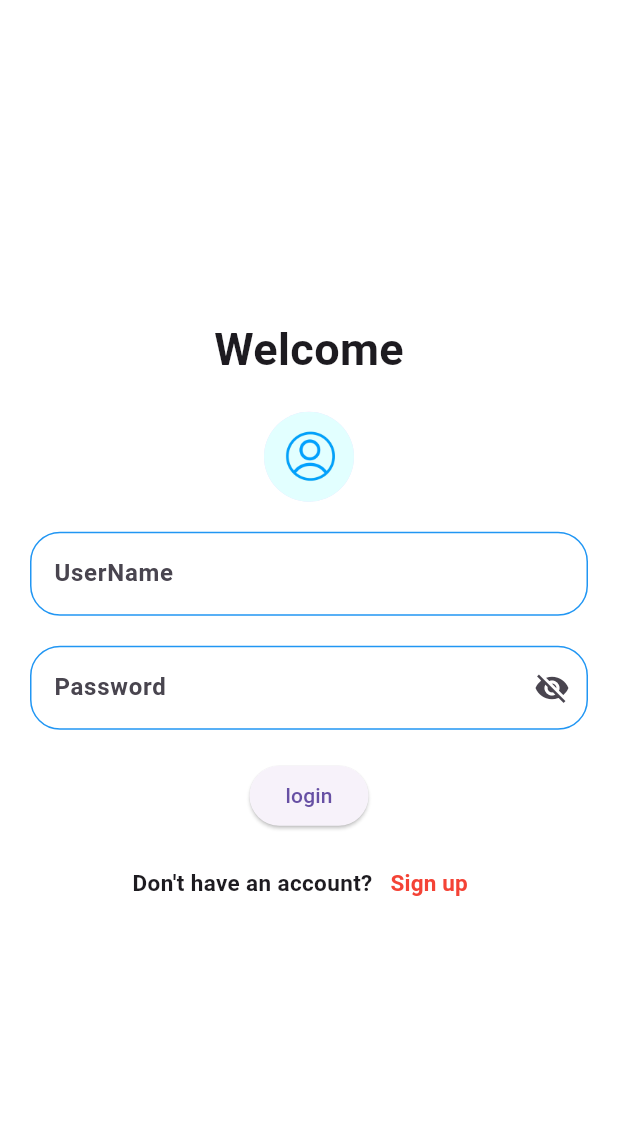
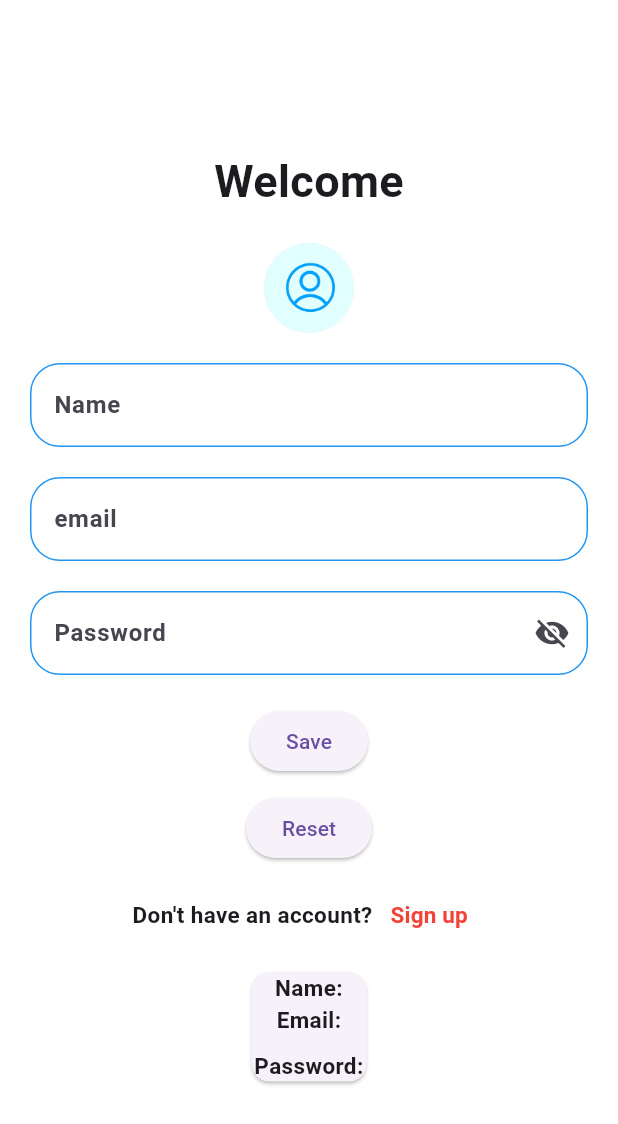
Before and after one commit to islamsalah95/login_flutter, a Flutter app: the screen it shows after launch, on a phone screen of 412 x 824 dp. Shown: the top 1124 px of the screen. Run offline on Flutter 3.47's test engine with Material 3 defaults, Android fonts, the phone set to English and light mode, and no system bars; our stand-ins replace shared_preferences.

Commit message:
first commit

```diff
--- /dev/null
+++ b/lib/Cache/cache_helper.dart
@@ -0,0 +1,47 @@
+import 'package:shared_preferences/shared_preferences.dart';
+
+class CacheHelper {
+  static SharedPreferences? sharedPreferences;
+
+  // Initialize the SharedPreferences instance
+  static initial() async {
+    sharedPreferences = await SharedPreferences.getInstance();
+  }
+
+  // Save data method handling different data types
+  static Future<bool> saveData({required String key, required dynamic value}) {
+    if (value is String) {
+      return sharedPreferences!.setString(key, value);
+    } else if (value is int) {
+      return sharedPreferences!.setInt(key, value);
+    } else if (value is bool) {
+      return sharedPreferences!.setBool(key, value);
+    } else if (value is double) {
+      return sharedPreferences!.setDouble(key, value);
+    } else {
+      throw Exception("Invalid data type");
+    }
+  }
+
+  // Get data for a specific key
+  static dynamic getData({required String key}) {
+    return sharedPreferences!.get(key);
+  }
+
+
+  // remove data method handling different data types
+  static Future<bool> removeData({required String key})async{
+     return await sharedPreferences!.remove(key);
+  }
+
+  // check key exist
+  static Future<bool> containKey({required String key})async{
+     return  sharedPreferences!.containsKey(key);
+  }
+
+  // remove all data
+    static Future<bool> clearData()async{
+     return await sharedPreferences!.clear();
+  }
+
+}
--- a/lib/Screens/home.dart
+++ b/lib/Screens/home.dart
@@ -1,4 +1,6 @@
 import 'package:flutter/material.dart';
+import 'package:login/Cache/cache_helper.dart';
+import 'package:shared_preferences/shared_preferences.dart';
 
 class HomeScreen extends StatefulWidget {
   const HomeScreen({super.key});
@@ -8,17 +10,39 @@ class HomeScreen extends StatefulWidget {
 }
 
 class _HomeScreenState extends State<HomeScreen> {
-
-
   final _formKey = GlobalKey<FormState>();
   final _nameController = TextEditingController();
+  final _emailController = TextEditingController();
   final _passwordController = TextEditingController();
   bool _obscureText = true;
+  String _savedName = '';
+  String _savedPassword = '';
+  String _savedEmail = '';
+
+  @override
+  void initState() {
+    super.initState();
+    _loadSavedData(); // Load saved data when the widget is initialized
+  }
+
+  // Load data from shared preferences
+  void _loadSavedData() async {
+    String? name = CacheHelper.getData(key: 'name');
+    String? password = CacheHelper.getData(key: 'password');
+    String? email = CacheHelper.getData(key: 'email');
+
+    setState(() {
+      _savedName = name ?? '';
+      _savedPassword = password ?? '';
+      _savedEmail = email ?? '';
+    });
+  }
 
   @override
   void dispose() {
     _nameController.dispose();
     _passwordController.dispose();
+    _emailController.dispose();
     super.dispose();
   }
 
@@ -48,8 +72,8 @@ class _HomeScreenState extends State<HomeScreen> {
                   TextFormField(
                     style: const TextStyle(color: Colors.black),
                     decoration: const InputDecoration(
-                      labelText: 'UserName',
-                      hintText: 'Enter your UserName',
+                      labelText: 'Name',
+                      hintText: 'Enter your Name',
                       labelStyle: TextStyle(fontWeight: FontWeight.bold),
                       enabledBorder: OutlineInputBorder(
                         borderRadius: BorderRadius.all(Radius.circular(20.0)),
@@ -67,10 +91,41 @@ class _HomeScreenState extends State<HomeScreen> {
                     controller: _nameController,
                     validator: (value) {
                       if (value!.isEmpty) {
-                        return "UserName Is Empty";
+                        return "Name Is Empty";
                       } else {
                         return null;
                       }
+                    },
+                  ),
+                  const SizedBox(height: 20),
+                  TextFormField(
+                    style: const TextStyle(color: Colors.black),
+                    decoration: const InputDecoration(
+                      labelText: 'email',
+                      hintText: 'Enter your email',
+                      labelStyle: TextStyle(fontWeight: FontWeight.bold),
+                      enabledBorder: OutlineInputBorder(
+                        borderRadius: BorderRadius.all(Radius.circular(20.0)),
+                        borderSide: BorderSide(color: Colors.blue),
+                      ),
+                      focusedBorder: OutlineInputBorder(
+                        borderRadius: BorderRadius.all(Radius.circular(20.0)),
+                        borderSide: BorderSide(color: Colors.green),
+                      ),
+                      errorBorder: OutlineInputBorder(
+                        borderRadius: BorderRadius.all(Radius.circular(20.0)),
+                        borderSide: BorderSide(color: Colors.red),
+                      ),
+                    ),
+                    controller: _emailController,
+                    validator: (value) {
+                      if (value!.isEmpty) {
+                        return "Email Is Empty";
+                      } else if (!RegExp(r'^[^@]+@[^@]+\.[^@]+')
+                          .hasMatch(value)) {
+                        return "Enter a valid email";
+                      }
+                      return null;
                     },
                   ),
                   const SizedBox(height: 20),
@@ -118,25 +173,34 @@ class _HomeScreenState extends State<HomeScreen> {
                   ElevatedButton(
                     onPressed: () {
                       if (_formKey.currentState!.validate()) {
-                        showDialog(
-                          context: context,
-                          builder: (BuildContext context) {
-                            return AlertDialog(
-                              title: Text(_nameController.text),
-                              content: ElevatedButton(
-                                onPressed: () {
-                                  _nameController.clear();
-                                  _passwordController.clear();
-                                  Navigator.of(context).pop();
-                                },
-                                child: const Text("Reset"),
-                              ),
-                            );
-                          },
-                        );
+                        CacheHelper.saveData(
+                            key: "name", value: _nameController.text);
+                        CacheHelper.saveData(
+                            key: "password", value: _passwordController.text);
+                        CacheHelper.saveData(
+                            key: "email", value: _emailController.text);
+                        // Update the UI after saving data
+                        setState(() {
+                          _savedName = _nameController.text;
+                          _savedPassword = _passwordController.text;
+                          _savedEmail = _emailController.text;
+                        });
                       }
                     },
-                    child: const Text('login'),
+                    child: const Text('Save'),
+                  ),
+                  const SizedBox(height: 10),
+                  ElevatedButton(
+                    onPressed: () {
+                      CacheHelper.clearData();
+                      // Clear the displayed values
+                      setState(() {
+                        _savedName = '';
+                        _savedPassword = '';
+                        _savedEmail = '';
+                      });
+                    },
+                    child: const Text("Reset"),
                   ),
                   const SizedBox(height: 10),
                   Row(
@@ -162,15 +226,45 @@ class _HomeScreenState extends State<HomeScreen> {
                       ),
                     ],
                   ),
+                  const SizedBox(height: 10),
+                  Card(
+                    child: Column(
+                      mainAxisAlignment: MainAxisAlignment.center,
+                      children: [
+                        Text(
+                          "Name: $_savedName",
+                          style: const TextStyle(
+                            fontWeight: FontWeight.bold,
+                            fontSize: 15,
+                          ),
+                          textAlign: TextAlign.center,
+                        ),
+                        Text(
+                          "Email: $_savedEmail",
+                          style: const TextStyle(
+                            fontWeight: FontWeight.bold,
+                            fontSize: 15,
+                          ),
+                          textAlign: TextAlign.center,
+                        ),
+                        const SizedBox(height: 10),
+                        Text(
+                          "Password: $_savedPassword",
+                          style: const TextStyle(
+                            fontWeight: FontWeight.bold,
+                            fontSize: 15,
+                          ),
+                          textAlign: TextAlign.center,
+                        ),
+                      ],
+                    ),
+                  ),
                 ],
               ),
             ),
           ),
         ),
       ),
-
-
     );
   }
-
 }
--- a/lib/main.dart
+++ b/lib/main.dart
@@ -1,7 +1,9 @@
 import 'package:flutter/material.dart';
+import 'package:login/Cache/cache_helper.dart';
 import 'package:login/Screens/home.dart';
 
-void main() {
+void main() async{
+ await CacheHelper.initial();
   runApp(const MyApp());
 }
 
--- a/pubspec.yaml
+++ b/pubspec.yaml
@@ -35,6 +35,7 @@ dependencies:
   # The following adds the Cupertino Icons font to your application.
   # Use with the CupertinoIcons class for iOS style icons.
   cupertino_icons: ^1.0.6
+  shared_preferences: ^2.3.2
 
 dev_dependencies:
   flutter_test:
```
Also changed, not shown: pubspec.lock, 1 other file.
